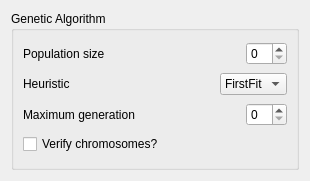
pfrancq/galilei, file thesaurus/frontend/kde/config.ui: the form before one commit.
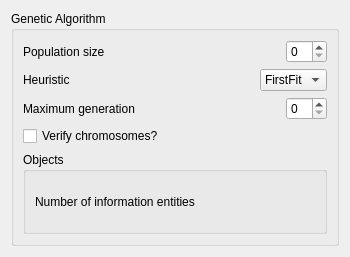
The form after the commit. Custom widgets are drawn as their Qt base class.

Commit message: - Only the most relevant information entities are used to describe the objects. - Generate the classes.

```diff
--- a/thesaurus/frontend/kde/config.ui
+++ b/thesaurus/frontend/kde/config.ui
@@ -1,12 +1,12 @@
 <ui version="4.0" >
  <class>Config</class>
- <widget class="QWidget" name="Config" >
-  <property name="geometry" >
+ <widget class="QWidget" name="Config">
+  <property name="geometry">
    <rect>
     <x>0</x>
     <y>0</y>
-    <width>310</width>
-    <height>181</height>
+    <width>350</width>
+    <height>257</height>
    </rect>
   </property>
   <property name="windowTitle" >
@@ -131,12 +131,53 @@
         </property>
        </widget>
       </item>
+      <item>
+       <widget class="QGroupBox" name="groupBox_2">
+        <property name="title">
+         <string>Objects</string>
+        </property>
+        <layout class="QVBoxLayout" name="verticalLayout_3">
+         <item>
+          <layout class="QHBoxLayout" name="horizontalLayout">
+           <item>
+            <widget class="QLabel" name="label">
+             <property name="text">
+              <string>Number of information entities</string>
+             </property>
+            </widget>
+           </item>
+           <item>
+            <spacer name="horizontalSpacer">
+             <property name="orientation">
+              <enum>Qt::Horizontal</enum>
+             </property>
+             <property name="sizeHint" stdset="0">
+              <size>
+               <width>40</width>
+               <height>20</height>
+              </size>
+             </property>
+            </spacer>
+           </item>
+           <item>
+            <widget class="KIntNumInput" name="NumInfos"/>
+           </item>
+          </layout>
+         </item>
+        </layout>
+       </widget>
+      </item>
      </layout>
     </widget>
    </item>
   </layout>
  </widget>
  <customwidgets>
+  <customwidget>
+   <class>KIntNumInput</class>
+   <extends>QWidget</extends>
+   <header>knuminput.h</header>
+  </customwidget>
   <customwidget>
    <class>KIntSpinBox</class>
    <extends>QSpinBox</extends>
```
Left out of the diff: 73 changed lines with no effect on the pictures. The commit also changes 3 other files.
